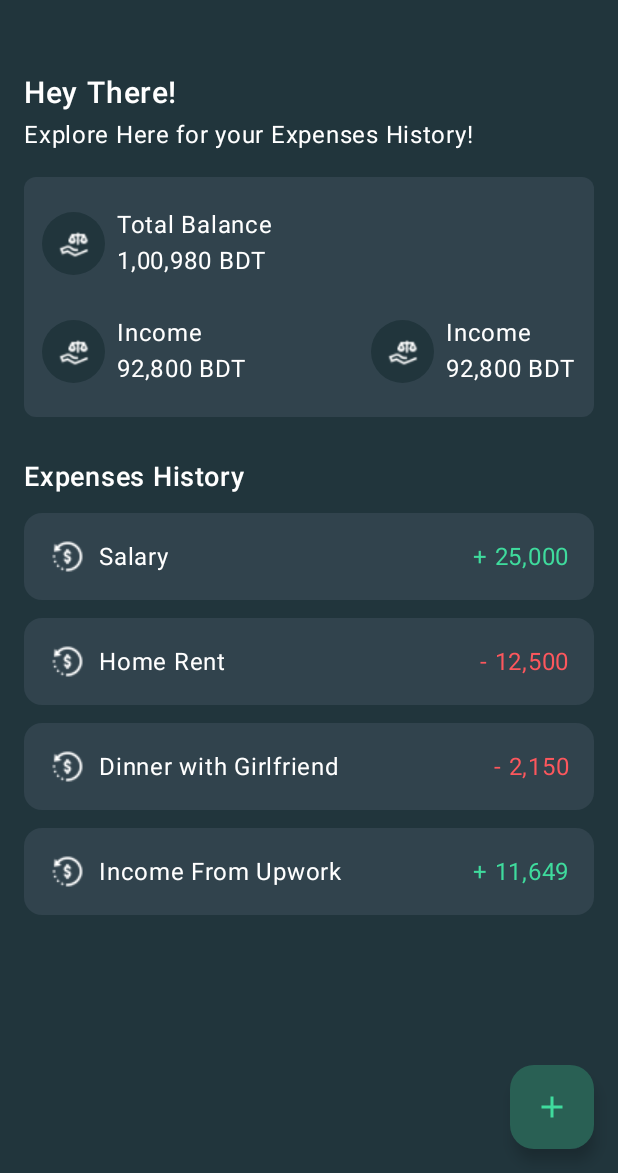
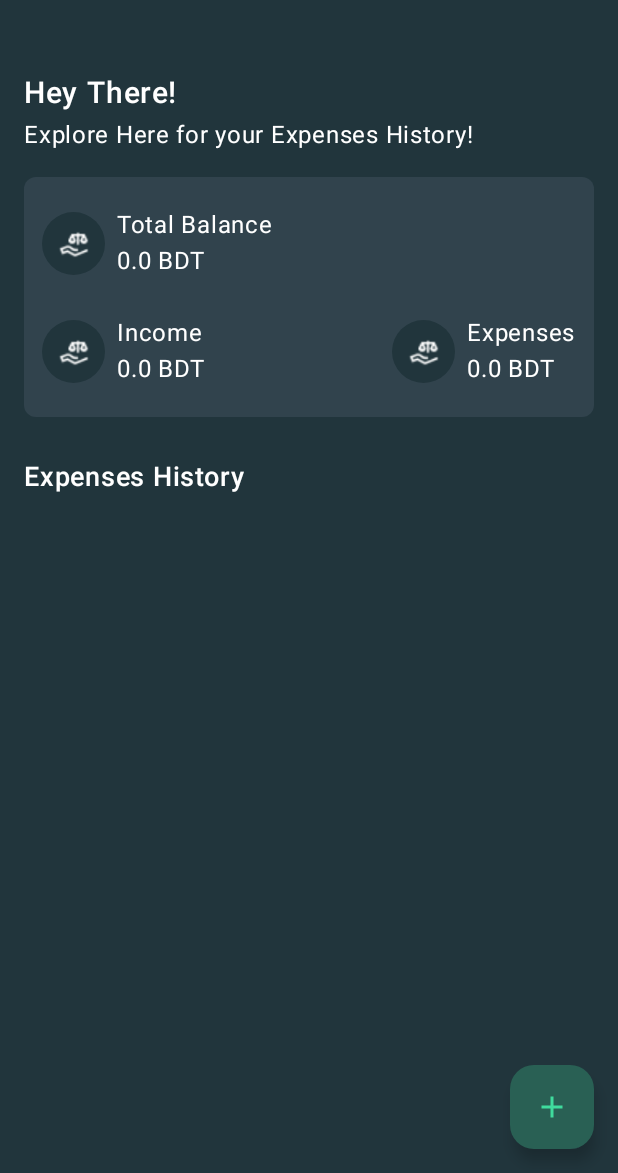
Before and after one commit to imtiazshawn/Tracker_Exodon, an Android app built with Jetpack Compose: the screen it shows after launch (MainActivity), on a phone screen of 412 x 824 dp, the part 63-1236 px from its top. Run offline under Robolectric (Android 15) with nearby library versions, the light colour scheme and no system bars; our stand-ins replace Room's generated code, accompanist.

Commit message:
Adding the Expense & Show on Balance Box

```diff
--- a/app/src/main/java/com/example/trackerexodon/components/BalanceBox.kt
+++ b/app/src/main/java/com/example/trackerexodon/components/BalanceBox.kt
@@ -25,7 +25,7 @@ import androidx.compose.ui.unit.sp
 import com.example.trackerexodon.R
 
 @Composable
-fun BalanceBox() {
+fun BalanceBox(expenses: String, income: String, balance: String) {
     Column(
         modifier = Modifier
             .clip(shape = RoundedCornerShape(8.dp))
@@ -51,7 +51,7 @@ fun BalanceBox() {
             Spacer(modifier = Modifier.width(8.dp))
             Column {
                 Text(text = "Total Balance", color = Color.White, fontSize = 16.sp)
-                Text(text = "1,00,980 BDT", color = Color.White, fontSize = 16.sp)
+                Text(text = "$balance BDT", color = Color.White, fontSize = 16.sp)
             }
         }
         Spacer(modifier = Modifier.height(24.dp))
@@ -77,7 +77,7 @@ fun BalanceBox() {
                 Spacer(modifier = Modifier.width(8.dp))
                 Column {
                     Text(text = "Income", color = Color.White, fontSize = 16.sp)
-                    Text(text = "92,800 BDT", color = Color.White, fontSize = 16.sp)
+                    Text(text = "$income BDT", color = Color.White, fontSize = 16.sp)
                 }
             }
             Row(
@@ -97,8 +97,8 @@ fun BalanceBox() {
                 }
                 Spacer(modifier = Modifier.width(8.dp))
                 Column {
-                    Text(text = "Income", color = Color.White, fontSize = 16.sp)
-                    Text(text = "92,800 BDT", color = Color.White, fontSize = 16.sp)
+                    Text(text = "Expenses", color = Color.White, fontSize = 16.sp)
+                    Text(text = "$expenses BDT", color = Color.White, fontSize = 16.sp)
                 }
             }
         }
--- a/app/src/main/java/com/example/trackerexodon/components/ExpenseHistory.kt
+++ b/app/src/main/java/com/example/trackerexodon/components/ExpenseHistory.kt
@@ -11,6 +11,8 @@ import androidx.compose.foundation.layout.height
 import androidx.compose.foundation.layout.padding
 import androidx.compose.foundation.layout.size
 import androidx.compose.foundation.layout.width
+import androidx.compose.foundation.lazy.LazyColumn
+import androidx.compose.foundation.lazy.items
 import androidx.compose.foundation.shape.RoundedCornerShape
 import androidx.compose.material3.Text
 import androidx.compose.runtime.Composable
@@ -24,9 +26,10 @@ import androidx.compose.ui.tooling.preview.Preview
 import androidx.compose.ui.unit.dp
 import androidx.compose.ui.unit.sp
 import com.example.trackerexodon.R
+import com.example.trackerexodon.data.model.ExpenseEntity
 
 @Composable
-fun ExpenseHistory() {
+fun ExpenseHistory(list: List<ExpenseEntity>) {
     Column(
         modifier = Modifier
             .fillMaxWidth()
@@ -39,7 +42,32 @@ fun ExpenseHistory() {
             fontWeight = FontWeight.SemiBold
         )
         Spacer(modifier = Modifier.height(12.dp))
-        Column {
+        LazyColumn {
+            items(list) { item ->
+                TransactionItem(
+                    id = item.id,
+                    title = item.title,
+                    amount = item.amount.toString(),
+                    date = item.date.toString(),
+                    category = item.category,
+                    type = item.type,
+                    color = if (item.type == "Income") Color.Green else Color.Red
+                )
+            }
+        }
+    }
+}
+
+@Composable
+fun TransactionItem(
+    id: Int?,
+    title: String,
+    amount: String,
+    date: String,
+    category: String,
+    type: String,
+    color: Color
+) {
     Row(modifier = Modifier
         .clip(shape = RoundedCornerShape(12.dp))
         .background(color = Color(0xFF31434D))
@@ -57,85 +85,9 @@ fun ExpenseHistory() {
                 modifier = Modifier.size(26.dp)
             )
             Spacer(modifier = Modifier.width(8.dp))
-                    Text(text = "Salary", color = Color.White, fontSize = 16.sp )
+            Text(text = "$title", color = Color.White, fontSize = 16.sp )
         }
-                Text(text = "+ 25,000", color = Color(0xFF3FDB9D), fontSize = 16.sp)
+        Text(text = "+ $amount", color = Color(0xFF3FDB9D), fontSize = 16.sp)
     }
-
     Spacer(modifier = Modifier.height(12.dp))
-            Row(modifier = Modifier
-                .clip(shape = RoundedCornerShape(12.dp))
-                .background(color = Color(0xFF31434D))
-                .fillMaxWidth()
-                .padding(16.dp),
-                horizontalArrangement = Arrangement.SpaceBetween,
-                verticalAlignment = Alignment.CenterVertically
-            ) {
-                Row(
-                    verticalAlignment = Alignment.CenterVertically
-                ) {
-                    Image(
-                        painter = painterResource(id = R.drawable.ic_expenses),
-                        contentDescription = null,
-                        modifier = Modifier.size(26.dp)
-                    )
-                    Spacer(modifier = Modifier.width(8.dp))
-                    Text(text = "Home Rent", color = Color.White, fontSize = 16.sp )
 }
-                Text(text = "- 12,500", color = Color(0xFFFC575D), fontSize = 16.sp)
-            }
-
-            Spacer(modifier = Modifier.height(12.dp))
-            Row(modifier = Modifier
-                .clip(shape = RoundedCornerShape(12.dp))
-                .background(color = Color(0xFF31434D))
-                .fillMaxWidth()
-                .padding(16.dp),
-                horizontalArrangement = Arrangement.SpaceBetween,
-                verticalAlignment = Alignment.CenterVertically
-            ) {
-                Row(
-                    verticalAlignment = Alignment.CenterVertically
-                ) {
-                    Image(
-                        painter = painterResource(id = R.drawable.ic_expenses),
-                        contentDescription = null,
-                        modifier = Modifier.size(26.dp)
-                    )
-                    Spacer(modifier = Modifier.width(8.dp))
-                    Text(text = "Dinner with Girlfriend", color = Color.White, fontSize = 16.sp )
-                }
-                Text(text = "- 2,150", color = Color(0xFFFC575D), fontSize = 16.sp)
-            }
-
-            Spacer(modifier = Modifier.height(12.dp))
-            Row(modifier = Modifier
-                .clip(shape = RoundedCornerShape(12.dp))
-                .background(color = Color(0xFF31434D))
-                .fillMaxWidth()
-                .padding(16.dp),
-                horizontalArrangement = Arrangement.SpaceBetween,
-                verticalAlignment = Alignment.CenterVertically
-            ) {
-                Row(
-                    verticalAlignment = Alignment.CenterVertically
-                ) {
-                    Image(
-                        painter = painterResource(id = R.drawable.ic_expenses),
-                        contentDescription = null,
-                        modifier = Modifier.size(26.dp)
-                    )
-                    Spacer(modifier = Modifier.width(8.dp))
-                    Text(text = "Income From Upwork", color = Color.White, fontSize = 16.sp )
-                }
-                Text(text = "+ 11,649", color = Color(0xFF3FDB9D), fontSize = 16.sp)
-            }
-        }
-    }
-}
-
-@Preview
-@Composable
-fun ExpenseHistoryPreview() {
-    ExpenseHistory()
-}
--- a/app/src/main/java/com/example/trackerexodon/screens/AddExpenseScreen.kt
+++ b/app/src/main/java/com/example/trackerexodon/screens/AddExpenseScreen.kt
@@ -64,11 +64,11 @@ fun AddExpenseScreen(navController: NavHostController) {
     val dateDialogVisibility = remember {
         mutableStateOf(false)
     }
-    val title = expenseViewModel.title.toString()
-    val amount = expenseViewModel.amount.toString()
-    var date = expenseViewModel.date.toString()
-    val category = expenseViewModel.category.toString()
-    val type = expenseViewModel.type.toString()
+    val title = expenseViewModel.title.value
+    val amount = expenseViewModel.amount.value
+    val date = expenseViewModel.date.value
+    val category = expenseViewModel.category.value
+    val type = expenseViewModel.type.value
     val model = ExpenseEntity(
         null,
         title,
@@ -104,7 +104,6 @@ fun AddExpenseScreen(navController: NavHostController) {
                 FloatingActionButton(
                     onClick = {
                         coroutineScope.launch {
-                            viewModel.addExpense(model)
                             if (viewModel.addExpense(model)) {
                                 navController.popBackStack()
                             }
--- a/app/src/main/java/com/example/trackerexodon/screens/HomeScreen.kt
+++ b/app/src/main/java/com/example/trackerexodon/screens/HomeScreen.kt
@@ -16,15 +16,21 @@ import androidx.compose.material3.Scaffold
 import androidx.compose.material3.Text
 import androidx.compose.runtime.Composable
 import androidx.compose.runtime.LaunchedEffect
+import androidx.compose.runtime.collectAsState
+import androidx.compose.runtime.getValue
 import androidx.compose.ui.Alignment
 import androidx.compose.ui.Modifier
 import androidx.compose.ui.graphics.Color
+import androidx.compose.ui.platform.LocalContext
 import androidx.compose.ui.text.font.FontWeight
 import androidx.compose.ui.tooling.preview.Preview
 import androidx.compose.ui.unit.dp
 import androidx.compose.ui.unit.sp
+import androidx.lifecycle.viewmodel.compose.viewModel
 import androidx.navigation.NavHostController
 import androidx.navigation.compose.rememberNavController
+import com.example.expensetracker.viewmodel.HomeViewModel
+import com.example.expensetracker.viewmodel.HomeViewModelFactory
 import com.example.trackerexodon.components.BalanceBox
 import com.example.trackerexodon.components.ExpenseHistory
 import com.example.trackerexodon.components.Header
@@ -32,6 +38,8 @@ import com.google.accompanist.systemuicontroller.rememberSystemUiController
 
 @Composable
 fun HomeScreen(navController: NavHostController) {
+    val viewModel: HomeViewModel =
+        HomeViewModelFactory(LocalContext.current).create(HomeViewModel::class.java)
     val systemUiController = rememberSystemUiController()
     val useDarkIcons = false
     val color = Color(0xFF21353C)
@@ -42,6 +50,12 @@ fun HomeScreen(navController: NavHostController) {
             darkIcons = useDarkIcons
         )
     }
+
+    // ViewModel State
+    val state by viewModel.expenses.collectAsState(initial = emptyList())
+    val balance = viewModel.getBalance(state)
+    val expenses = viewModel.getTotalExpense(state)
+    val income = viewModel.getTotalIncome(state)
 
     Scaffold(
         topBar = { Header() },
@@ -93,15 +107,14 @@ fun HomeScreen(navController: NavHostController) {
             Spacer(modifier = Modifier.height(16.dp))
 
             Box(modifier = Modifier.padding(horizontal = 16.dp)) {
-                BalanceBox()
+                BalanceBox(expenses, income, balance)
             }
 
             Spacer(modifier = Modifier.height(28.dp))
-            ExpenseHistory()
+            ExpenseHistory(list = state)
         }
     }
 }
-
 
 @Preview(showBackground = true)
 @Composable
--- /dev/null
+++ b/app/src/main/java/com/example/trackerexodon/viewmodels/HomeViewModel.kt
@@ -0,0 +1,59 @@
+package com.example.expensetracker.viewmodel
+
+import android.content.Context
+import androidx.lifecycle.ViewModel
+import androidx.lifecycle.ViewModelProvider
+import com.example.expensetracker.data.ExpenseDatabase
+import com.example.trackerexodon.data.dao.ExpenseDao
+import com.example.trackerexodon.data.model.ExpenseEntity
+import kotlinx.coroutines.flow.Flow
+
+class HomeViewModel(dao: ExpenseDao) : ViewModel() {
+    val expenses: Flow<List<ExpenseEntity>> = dao.getAllExpense()
+
+    fun getBalance(list: List<ExpenseEntity>): String {
+        var total = 0.0
+        list.forEach {
+            val amount = it.amount.toDoubleOrNull() ?: 0.0
+            if (it.type == "Income") {
+                total += amount
+            } else {
+                total -= amount
+            }
+        }
+        return "$total"
+    }
+
+    fun getTotalExpense(list: List<ExpenseEntity>): String {
+        var total = 0.0
+        list.forEach {
+            if (it.type == "Expense") {
+                val amount = it.amount.toDoubleOrNull() ?: 0.0
+                total += amount
+            }
+        }
+        return "$total"
+    }
+
+    fun getTotalIncome(list: List<ExpenseEntity>): String {
+        var total = 0.0
+        list.forEach {
+            if (it.type == "Income") {
+                val amount = it.amount.toDoubleOrNull() ?: 0.0
+                total += amount
+            }
+        }
+        return "$total"
+    }
+}
+
+class HomeViewModelFactory(private val context: Context) : ViewModelProvider.Factory {
+    override fun <T : ViewModel> create(modelClass: Class<T>): T {
+        if (modelClass.isAssignableFrom(HomeViewModel::class.java)) {
+            val dao = ExpenseDatabase.getDatabase(context).expenseDao()
+            @Suppress("UNCHECKED_CAST")
+            return HomeViewModel(dao) as T
+        }
+        throw IllegalArgumentException("Unknown ViewModel class")
+    }
+}
```
Lines whose indentation alone changed are shown as unchanged.
